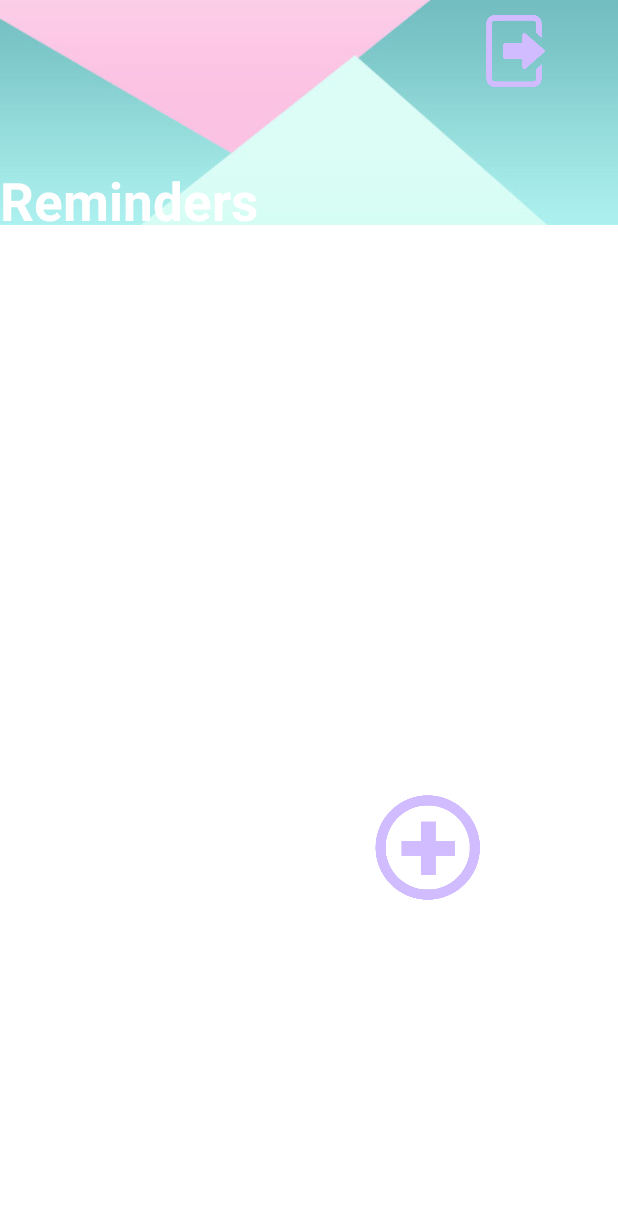
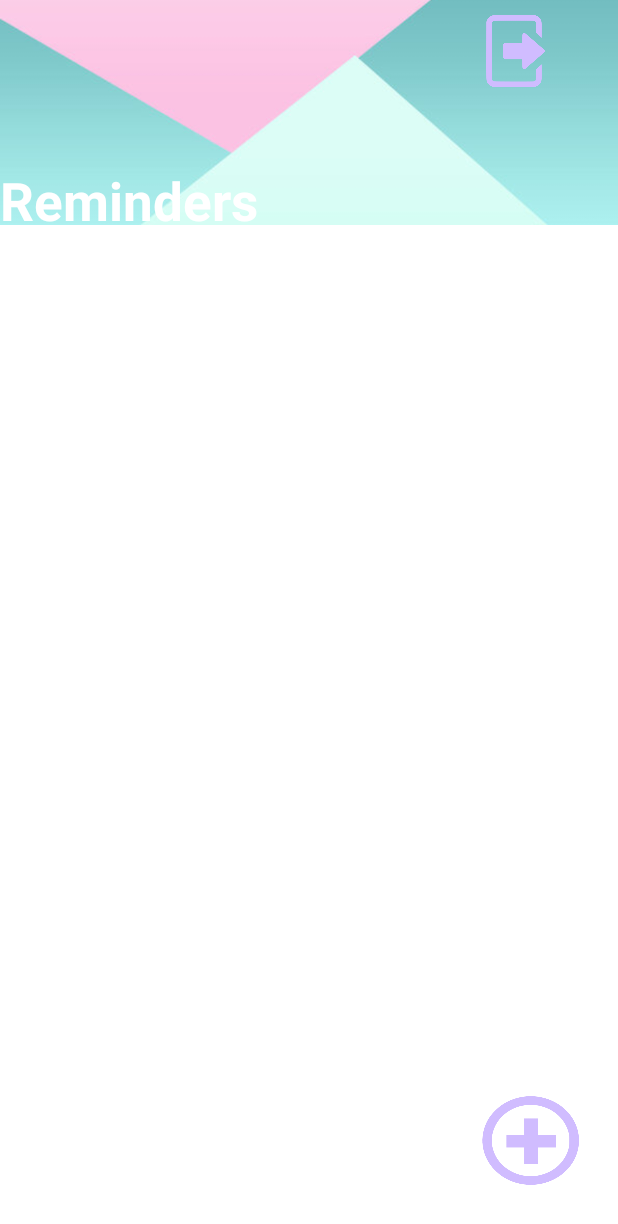
Before and after one commit to HalaGR/ReminderApp, an Android app: the screen it shows after launch (MainActivity), on a phone screen of 412 x 824 dp. Shown: the top 1224 px of the screen. Run offline under Robolectric (Android 15) with nearby library versions, the phone set to English and light mode, and no system bars; our stand-ins replace Firebase (no records; nobody signed in at launch, a user with empty details on screens opened directly).

```diff
--- a/app/src/main/java/com/example/locationreminder/home_page_Activity.java
+++ b/app/src/main/java/com/example/locationreminder/home_page_Activity.java
@@ -95,6 +95,7 @@ public class home_page_Activity extends AppCompatActivity {
             @Override
             public void onClick(View view) { //go to add reminder page on click
                 startActivity(new Intent(home_page_Activity.this, add_reminder.class));
+                finish();
             }
         });
 
--- a/app/src/main/res/layout/activity_home_page.xml
+++ b/app/src/main/res/layout/activity_home_page.xml
@@ -22,7 +22,7 @@
         tools:ignore="ImageContrastCheck" />
 
     <TextView
-
+        android:id="@+id/reminder_logo"
         android:layout_width="wrap_content"
         android:layout_height="wrap_content"
         android:layout_marginLeft="0dp"
@@ -67,13 +67,20 @@
         app:layout_constraintStart_toStartOf="parent"
         app:layout_constraintVertical_bias="0" />
 
+
     <Button
         android:id="@+id/add_reminder_but"
-            android:layout_width="70dp"
-            android:layout_height="70dp"
+        android:layout_width="64dp"
+        android:layout_height="59dp"
+        android:layout_alignParentStart="true"
+        android:layout_alignParentEnd="true"
+        android:layout_alignParentBottom="true"
+        android:layout_marginStart="321dp"
         android:layout_marginLeft="250dp"
-            android:layout_marginTop="530dp"
+        android:layout_marginEnd="26dp"
         android:layout_marginRight="5dp"
+        android:layout_marginBottom="34dp"
+        android:layout_weight="0.5"
         android:background="@drawable/plus_blue"
         android:freezesText="true"
         android:includeFontPadding="true"
@@ -86,14 +93,21 @@
         app:layout_constraintBottom_toBottomOf="parent"
         app:layout_constraintEnd_toEndOf="parent"
         app:layout_constraintStart_toStartOf="parent"
-
+        app:layout_constraintTop_toBottomOf="@+id/reminder_logo"
+        app:layout_constraintVertical_bias="1.0"
         tools:ignore="SpeakableTextPresentCheck"
         tools:visibility="visible" />
 
     <androidx.recyclerview.widget.RecyclerView
         android:id="@+id/recycleview"
-        android:layout_width="500dp"
-        android:layout_height="600dp"
-        android:layout_marginTop="150dp" />
+        android:layout_width="match_parent"
+        android:layout_height="574dp"
+        android:layout_above="@+id/add_reminder_but"
+        android:layout_below="@id/reminder_logo"
+        android:layout_marginTop="-7dp"
+        android:layout_marginBottom="2dp">
+
+    </androidx.recyclerview.widget.RecyclerView>
+
 
 </RelativeLayout>
```
Also changed, not shown: app/src/main/java/com/example/locationreminder/Reminders.java (+10 -0 lines), app/src/main/java/com/example/locationreminder/add_reminder.java (+23 -11 lines). Lines whose indentation alone changed are shown as unchanged.
